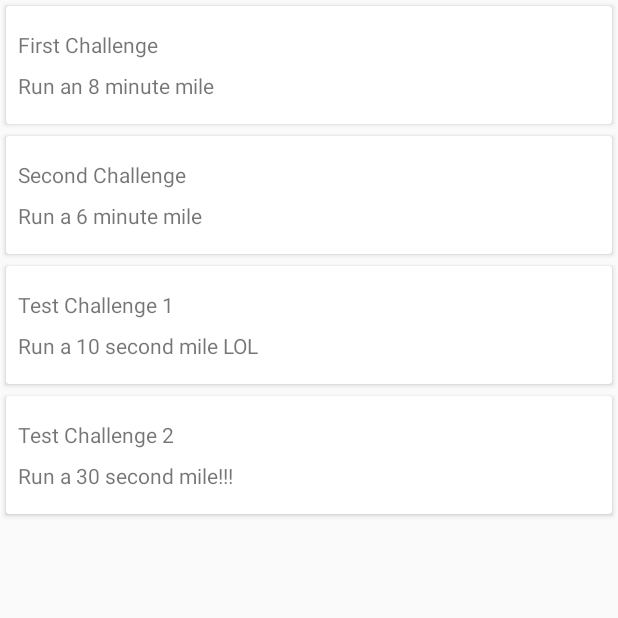
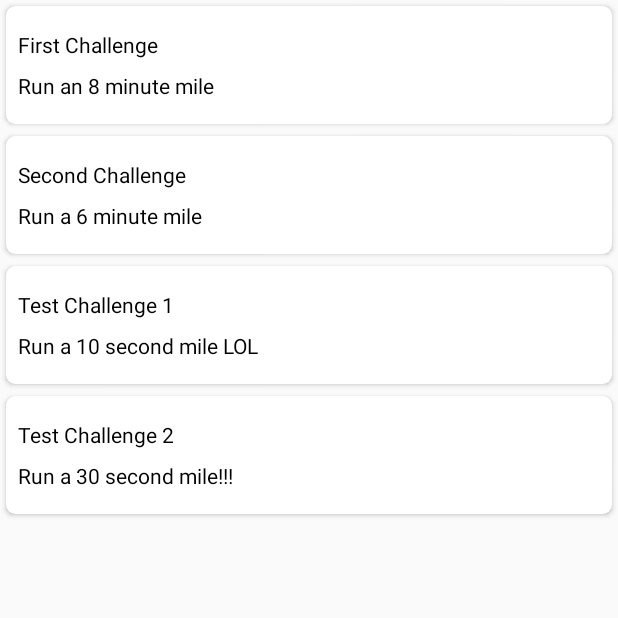
Before and after one commit to PopularPenguin/RunApp, an Android app: the screen it shows after launch (ListActivity), on a phone screen of 412 x 824 dp, the top half of it. Run offline under Robolectric (Android 15) with nearby library versions, the phone set to English and light mode, and no system bars; our stand-ins replace ButterKnife.

```diff
--- a/app/src/main/res/layout/list_item.xml
+++ b/app/src/main/res/layout/list_item.xml
@@ -1,14 +1,10 @@
 <?xml version="1.0" encoding="utf-8"?>
 
-<FrameLayout
+<android.support.v7.widget.CardView
     xmlns:android="http://schemas.android.com/apk/res/android"
     xmlns:app="http://schemas.android.com/apk/res-auto"
+    xmlns:card_view="http://schemas.android.com/apk/res-auto"
     xmlns:tools="http://schemas.android.com/tools"
-    android:layout_width="match_parent"
-    android:layout_height="wrap_content">
-
-    <android.support.v7.widget.CardView
-        xmlns:card_view="https://schemas.android.com/apk/res-auto"
     android:layout_width="match_parent"
     android:layout_height="wrap_content"
     android:layout_margin="@dimen/card_margin"
@@ -17,7 +13,6 @@
     card_view:cardCornerRadius="@dimen/card_corner_radius">
 
     <android.support.constraint.ConstraintLayout
-
         android:layout_width="match_parent"
         android:layout_height="wrap_content">
 
@@ -25,8 +20,9 @@
             android:id="@+id/tv_item_name"
             android:layout_width="wrap_content"
             android:layout_height="wrap_content"
-                android:layout_marginStart="8dp"
+            android:layout_marginStart="@dimen/text_margin"
             android:layout_marginTop="16dp"
+            android:textColor="@color/black"
             app:layout_constraintStart_toStartOf="parent"
             app:layout_constraintTop_toTopOf="parent"
             tools:text="Name"/>
@@ -36,7 +32,8 @@
             android:layout_width="wrap_content"
             android:layout_height="wrap_content"
             android:layout_marginBottom="16dp"
-                android:layout_marginTop="8dp"
+            android:layout_marginTop="@dimen/text_margin"
+            android:textColor="@color/black"
             app:layout_constraintBottom_toBottomOf="parent"
             app:layout_constraintStart_toStartOf="@+id/tv_item_name"
             app:layout_constraintTop_toBottomOf="@+id/tv_item_name"
@@ -44,4 +41,3 @@
 
     </android.support.constraint.ConstraintLayout>
 </android.support.v7.widget.CardView>
-</FrameLayout>
```
Also changed, not shown: app/src/main/java/com/popularpenguin/runapp/map/RunTracker.java (+18 -0 lines), 1 other file. Lines whose indentation alone changed are shown as unchanged.
